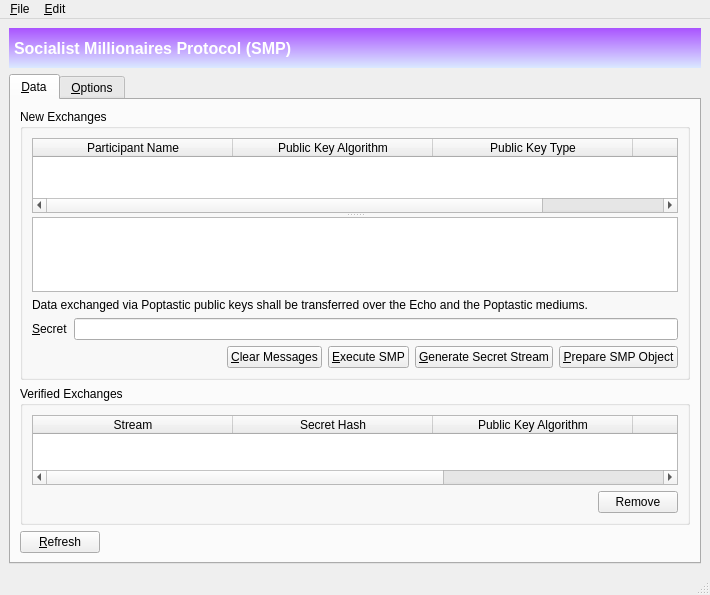
Qt form branches/trunk/GoldBug-UI/spot-on-smpwindow.ui (textbrowser/spot-on) before a commit.
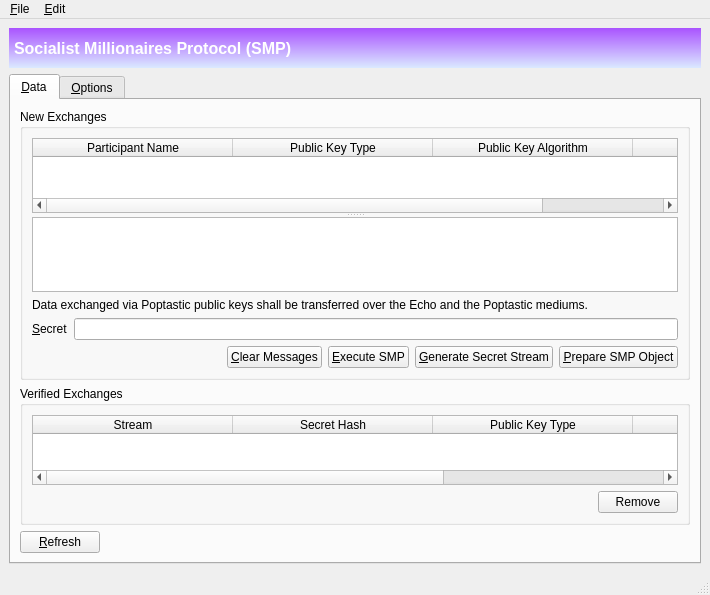
The same form after that commit. Icons and pictures are not drawn.

```diff
--- a/branches/trunk/GoldBug-UI/spot-on-smpwindow.ui
+++ b/branches/trunk/GoldBug-UI/spot-on-smpwindow.ui
@@ -103,12 +103,12 @@
               </column>
               <column>
                <property name="text">
-                <string>Public Key Algorithm</string>
+                <string>Public Key Type</string>
                </property>
               </column>
               <column>
                <property name="text">
-                <string>Public Key Type</string>
+                <string>Public Key Algorithm</string>
                </property>
               </column>
               <column>
@@ -244,7 +244,7 @@
                </column>
                <column>
                 <property name="text">
-                 <string>Public Key Algorithm</string>
+                 <string>Public Key Type</string>
                 </property>
                </column>
                <column>
```
